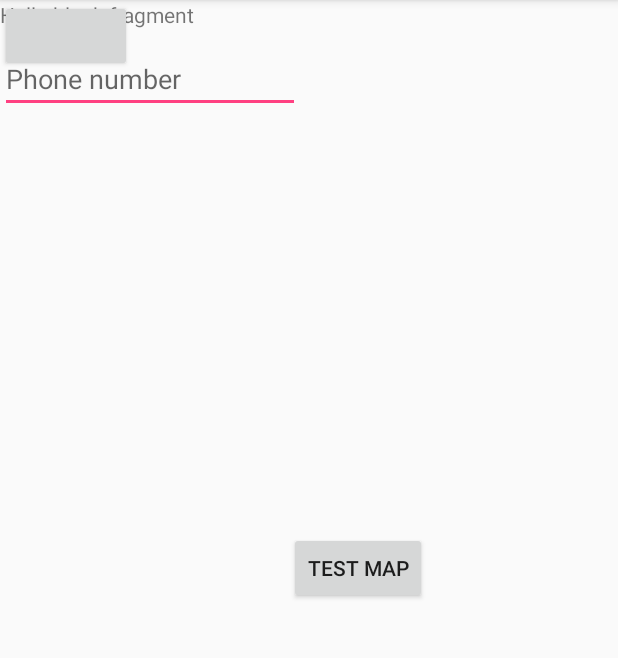
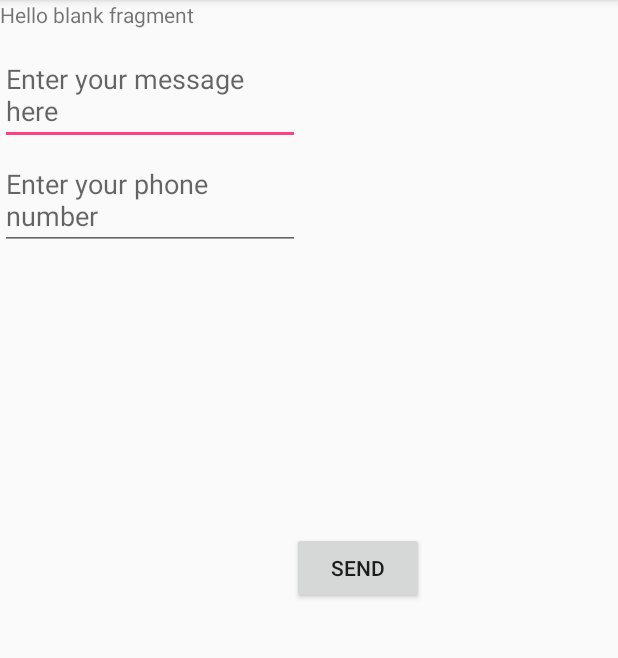
Before and after one commit to khoitran98/skateboard-monitor, an Android app: the screen it shows after launch (MainActivity), on a phone screen of 412 x 824 dp, the part 84-742 px from its top. Run offline under Robolectric (Android 15) with nearby library versions, the phone set to English and light mode, and no system bars.

```diff
--- a/app/src/main/java/com/example/mapwithmarker/menu.java
+++ b/app/src/main/java/com/example/mapwithmarker/menu.java
@@ -31,6 +31,8 @@ public class menu extends Fragment {
     // TODO: Rename and change types of parameters
     private String mParam1;
     private String mParam2;
+    private EditText phone;
+    private EditText message;
 
     public menu() {
         // Required empty public constructor
@@ -66,42 +68,25 @@ public class menu extends Fragment {
     @Override
     public View onCreateView(LayoutInflater inflater, ViewGroup container,
                              Bundle savedInstanceState) {
-        // Inflate the layout for this fragment
-
-//        button.setOnClickListener(new View.OnClickListener() {
-//            @Override
-//            public void onClick(View view) {
-//                openMap();
-//            }
-//        });
         return inflater.inflate(R.layout.menu, container, false);
     }
-//    public void openMap() {
-//        Log.d("my tag", "my message");
-//        Intent intent = new Intent(getActivity(), MapsMarkerActivity.class);
-//        startActivity(intent);
-//        Log.d("my tag", "my message");
-//    }
     public void onViewCreated(@NonNull View view, Bundle savedInstanceState) {
         super.onViewCreated(view, savedInstanceState);
-
-        view.findViewById(R.id.button1).setOnClickListener(new View.OnClickListener() {
+        message = (EditText)view.findViewById(R.id.sms_message);
+        phone = (EditText)view.findViewById(R.id.number);
+        view.findViewById(R.id.send).setOnClickListener(new View.OnClickListener() {
             @Override
             public void onClick(View view) {
-                Log.d("my tag", "my message");
-            Intent intent = new Intent(getActivity(), MapsMarkerActivity.class);
-            startActivity(intent);
-            Log.d("my tag", "my message");
+                smsSendMessage(view);
             }
         });
     }
     public void smsSendMessage(View view) {
-        EditText editText = (EditText)view.findViewById(R.id.sms_message);
         // Set the destination phone number to the string in editText.
-        String destinationAddress = editText.getText().toString();
+        String destinationAddress = phone.getText().toString();
         // Find the sms_message view.
-        // Get the text of the SMS message.
-        String smsMessage = "hello";
+        // Get the text of the SMS message.37,4275
+        String smsMessage = message.getText().toString();
         // Set the service center address if needed, otherwise null.
         String scAddress = null;
         // Set pending intents to broadcast
--- a/app/src/main/res/layout/menu.xml
+++ b/app/src/main/res/layout/menu.xml
@@ -11,22 +11,23 @@
         android:text="@string/hello_blank_fragment" />
 
     <Button
-        android:id="@+id/button1"
+        android:id="@+id/send"
         android:layout_width="wrap_content"
         android:layout_height="wrap_content"
         android:layout_gravity="center"
         android:layout_marginBottom="20dp"
-        android:text="Test map"
-        android:visibility="visible" />
-    <Button
-        android:id="@+id/message_icon"
-        android:contentDescription="Send a message"
-        android:layout_width="wrap_content"
-        android:layout_height="wrap_content"
-        android:layout_toRightOf="@id/sms_message"
-        android:layout_toEndOf="@id/sms_message"
+        android:text="Send"
         android:visibility="visible"
-        />
+        android:onClick="smsSendMessage"/>
+<!--    <Button-->
+<!--        android:id="@+id/message_icon"-->
+<!--        android:contentDescription="Send a message"-->
+<!--        android:layout_width="wrap_content"-->
+<!--        android:layout_height="wrap_content"-->
+<!--        android:layout_toRightOf="@id/sms_message"-->
+<!--        android:layout_toEndOf="@id/sms_message"-->
+<!--        android:visibility="visible"-->
+<!--        />-->
     ... />
 
 
@@ -36,15 +37,16 @@
         android:layout_height="wrap_content"
         android:layout_marginTop="30dp"
         android:layout_marginRight="20dp"
-        android:hint="Phone number"
+        android:hint="Enter your message here"
         android:inputType="textMultiLine"/>
-    <Button
-        android:id="@+id/button_retry"
-        android:layout_width="wrap_content"
+
+    <EditText
+        android:id="@+id/number"
+        android:layout_width="200dp"
         android:layout_height="wrap_content"
-        android:contentDescription="Retry"
-        android:layout_below="@id/sms_message"
-        android:text="Retry"
-        android:visibility="invisible"/>
+        android:layout_marginTop="100dp"
+        android:layout_marginRight="20dp"
+        android:hint="Enter your phone number"
+        android:inputType="textMultiLine" />
 
 </FrameLayout>
```
Also changed, not shown: app/src/main/java/com/example/mapwithmarker/MainActivity.java (+20 -19 lines), app/src/main/java/com/example/mapwithmarker/MapsMarkerActivity.java (+10 -7 lines), app/src/main/java/com/example/mapwithmarker/MySmsReceiver.java (+13 -6 lines).
